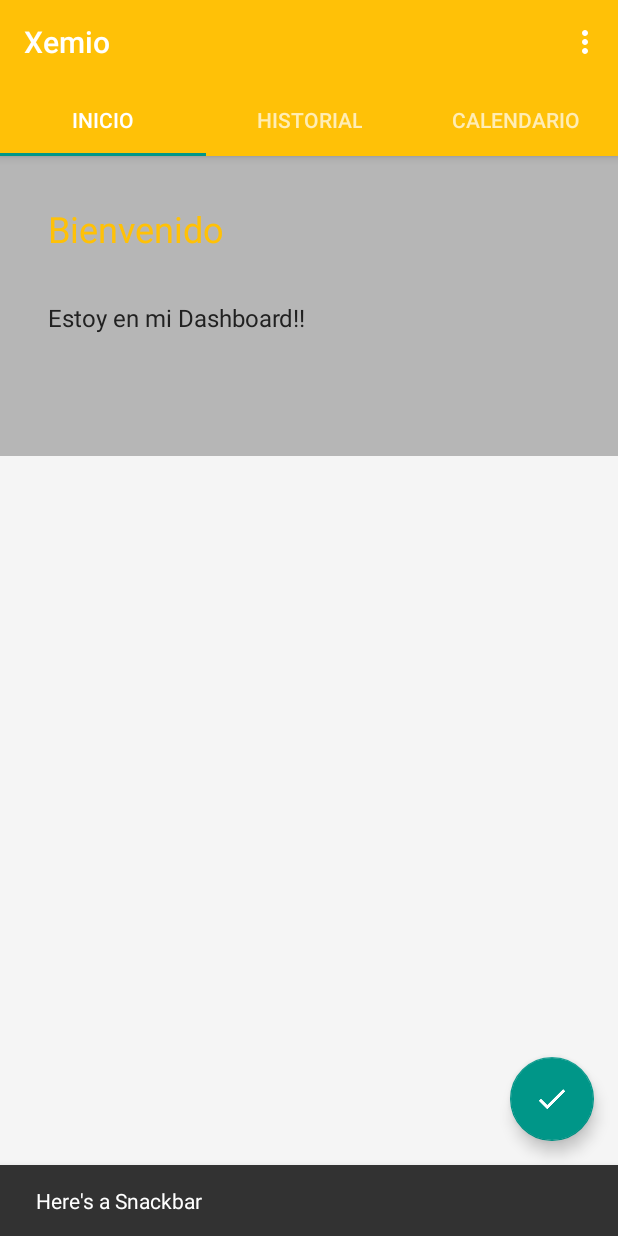
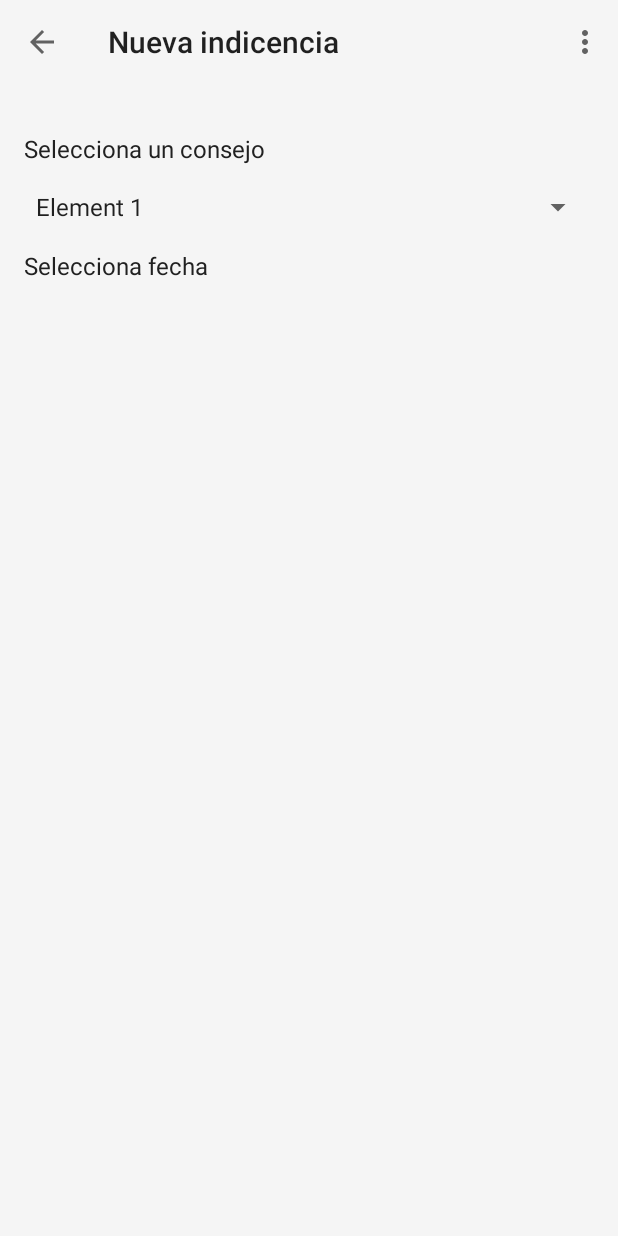
Before and after one commit to mresti/Xemio-App, an Android app: the DashboardActivity screen opened directly, with no data from a screen before it, after a tap on an icon or button, on a phone screen of 412 x 824 dp. Run offline under Robolectric (Android 15) with nearby library versions, the phone set to English and light mode, and no system bars; our stand-ins replace ButterKnife.

Commit message:
Added incidence screen

```diff
--- a/app/src/main/AndroidManifest.xml
+++ b/app/src/main/AndroidManifest.xml
@@ -65,6 +65,10 @@
             android:theme="@style/Theme.Xemio">
         </activity>
 
+        <activity
+            android:name="es.mresti.xemio.app.view.activity.IncidenceActivity">
+        </activity>
+
     </application>
 
 </manifest>
--- a/app/src/main/java/es/mresti/xemio/app/navigation/Navigator.java
+++ b/app/src/main/java/es/mresti/xemio/app/navigation/Navigator.java
@@ -7,6 +7,7 @@ import es.mresti.xemio.app.view.activity.CancerActivity;
 import es.mresti.xemio.app.view.activity.ChemotherapyActivity;
 import es.mresti.xemio.app.view.activity.DashboardActivity;
 import es.mresti.xemio.app.view.activity.ExtraActivity;
+import es.mresti.xemio.app.view.activity.IncidenceActivity;
 import es.mresti.xemio.app.view.activity.LogInActivity;
 import es.mresti.xemio.app.view.activity.LogUpActivity;
 import es.mresti.xemio.app.view.activity.VerifiedActivity;
@@ -117,4 +118,16 @@ public class Navigator {
       context.startActivity(intentToLaunch);
     }
   }
+
+  /**
+   * Goes to the new incidence screen.
+   *
+   * @param context A Context needed to open the destiny activity.
+   */
+  public void navigateToNewIncidence(Context context) {
+    if (context != null){
+      Intent intentToLaunch = IncidenceActivity.getCallingIntent(context);
+      context.startActivity(intentToLaunch);
+    }
+  }
 }
--- a/app/src/main/java/es/mresti/xemio/app/view/activity/DashboardActivity.java
+++ b/app/src/main/java/es/mresti/xemio/app/view/activity/DashboardActivity.java
@@ -9,12 +9,14 @@ import android.support.design.widget.Snackbar;
 import android.support.design.widget.TabLayout;
 import android.support.v4.view.ViewPager;
 import android.support.v7.widget.Toolbar;
+import android.util.Log;
 import android.view.Menu;
 import android.view.MenuItem;
 import android.view.View;
 
 import butterknife.ButterKnife;
 import butterknife.InjectView;
+import butterknife.OnClick;
 import es.mresti.xemio.R;
 import es.mresti.xemio.app.navigation.Navigator;
 import es.mresti.xemio.app.view.adapter.ViewPagerAdapter;
@@ -23,6 +25,8 @@ import es.mresti.xemio.app.view.fragment.HistoryTab;
 import es.mresti.xemio.app.view.fragment.CalendarTab;
 
 public class DashboardActivity extends BaseActivity {
+  private static final String mLOGTAG = "LogsAndroid";
+
   private Navigator mNavigator;
 
   @InjectView(R.id.toolbar) Toolbar mToolbar;
@@ -52,21 +56,34 @@ public class DashboardActivity extends BaseActivity {
   private void initialize() {
     this.mNavigator = new Navigator();
     setSupportActionBar(mToolbar);
+    Log.i(mLOGTAG, "estoy en el inicialize");
 
     if (mViewPager != null) {
       setupViewPager(mViewPager);
     }
 
+    /*
     fab.setOnClickListener(new View.OnClickListener() {
       @Override
       public void onClick(View view) {
         Snackbar.make(view, "Here's a Snackbar", Snackbar.LENGTH_LONG)
                 .setAction("Action", null).show();
       }
-    });
+    });*/
 
     mTabLayout.setupWithViewPager(mViewPager);
   }
+
+  /**
+   * Goes to the dashboard screen.
+   */
+  @OnClick(R.id.fab)
+  void navigateToIncidence() {
+    Log.e(mLOGTAG, "Estoy en navigatetoincidence");
+    this.mNavigator.navigateToNewIncidence(this);
+  }
+
+
 
   @Override
   public boolean onCreateOptionsMenu(Menu menu) {
--- /dev/null
+++ b/app/src/main/java/es/mresti/xemio/app/view/activity/IncidenceActivity.java
@@ -0,0 +1,78 @@
+package es.mresti.xemio.app.view.activity;
+
+import android.content.Context;
+import android.content.Intent;
+import android.os.Bundle;
+import android.support.v7.app.AlertDialog;
+import android.support.v7.widget.Toolbar;
+import android.util.Log;
+import android.view.Menu;
+import android.view.MenuItem;
+import android.widget.TextView;
+import butterknife.InjectView;
+import butterknife.OnClick;
+import es.mresti.xemio.R;
+
+public class IncidenceActivity extends BaseActivity{
+
+  private String EXTRA_NAME;
+
+  @InjectView(R.id.datepicker) TextView mDateTextView;
+
+  public static Intent getCallingIntent(Context context) {
+    return new Intent(context, IncidenceActivity.class);
+  }
+
+  @Override
+  public void onCreate(Bundle savedInstanceState) {
+    super.onCreate(savedInstanceState);
+    setContentView(R.layout.activity_incidence);
+
+    EXTRA_NAME = (String) getText(R.string.new_incidence);
+
+    final Toolbar toolbar = (Toolbar) findViewById(R.id.toolbar);
+    setSupportActionBar(toolbar);
+    getSupportActionBar().setTitle(EXTRA_NAME);
+    getSupportActionBar().setDisplayHomeAsUpEnabled(true);
+  }
+
+  /**
+   * Goes to the datepicker dialog.
+   */
+  @OnClick(R.id.datepicker)
+  void setDate() {
+    Log.e("Disfruto ", "Estoy en onclick");
+    AlertDialog.Builder builder =
+        new AlertDialog.Builder(this);
+    builder.setTitle("Dialog");
+    builder.setMessage("Lorem ipsum dolor ....");
+    builder.setPositiveButton("OK", null);
+    builder.setNegativeButton("Cancel", null);
+    builder.show();
+  }
+
+  @Override
+  public boolean onCreateOptionsMenu(Menu menu) {
+    // Inflate the menu; this adds items to the action bar if it is present.
+    getMenuInflater().inflate(R.menu.menu_main, menu);
+    return true;
+  }
+
+  @Override
+  public boolean onOptionsItemSelected(MenuItem item) {
+    // Handle action bar item clicks here. The action bar will
+    // automatically handle clicks on the Home/Up button, so long
+    // as you specify a parent activity in AndroidManifest.xml.
+    int id = item.getItemId();
+
+    if(id == android.R.id.home){
+      finish();
+    }
+
+    //noinspection SimplifiableIfStatement
+    if (id == R.id.action_settings) {
+      return true;
+    }
+    return super.onOptionsItemSelected(item);
+  }
+}
--- /dev/null
+++ b/app/src/main/res/layout/activity_incidence.xml
@@ -0,0 +1,50 @@
+<?xml version="1.0" encoding="utf-8"?>
+<LinearLayout xmlns:android="http://schemas.android.com/apk/res/android"
+    xmlns:app="http://schemas.android.com/apk/res-auto"
+    android:layout_height="match_parent"
+    android:orientation="vertical"
+    android:layout_width="match_parent">
+
+    <android.support.v7.widget.Toolbar
+        android:id="@+id/toolbar"
+        android:layout_width="match_parent"
+        android:layout_height="?attr/actionBarSize"
+        app:popupTheme="@style/ThemeOverlay.AppCompat.Light"/>
+
+    <LinearLayout
+        android:layout_width="match_parent"
+        android:layout_height="match_parent"
+        android:orientation="vertical"
+        android:layout_margin="16dp"
+        android:layout_marginTop="100dp">
+
+
+        <TextView
+            android:layout_width="wrap_content"
+            android:layout_height="wrap_content"
+            android:text="@string/activity_user_type_advice_text"
+            android:paddingTop="16dp"
+            android:paddingBottom="16dp"
+            android:textColor="@color/ColorPrimaryText"
+            android:textSize="16sp"/>
+
+        <Spinner
+            android:id="@+id/spinner1"
+            android:layout_width="match_parent"
+            android:layout_height="wrap_content"
+            android:entries="@array/element_arrays"
+            android:prompt="@string/element_prompt" />
+
+        <TextView
+            android:id="@+id/datepicker"
+            android:layout_width="wrap_content"
+            android:layout_height="wrap_content"
+            android:text="Selecciona fecha"
+            android:clickable="true"
+            android:paddingTop="16dp"
+            android:paddingBottom="16dp"
+            android:textColor="@color/ColorPrimaryText"
+            android:textSize="16sp"/>
+
+    </LinearLayout>
+</LinearLayout>
--- a/app/src/main/res/values/strings.xml
+++ b/app/src/main/res/values/strings.xml
@@ -23,12 +23,15 @@
     <string name="activity_user_verified_text">Gracias, estás verificado.</string>
     <string name="activity_user_type_cancer_text">Selecciona su tipo de cáncer</string>
     <string name="activity_user_type_chemotherapy_text">Selecciona su tipo de quimioterapia</string>
+    <string name="activity_user_type_advice_text">Selecciona un consejo</string>
 
 
     <string name="string_content_description">Non accessible view</string>
     <string name="element_prompt">Elige elemento</string>
 
     <string name="action_settings">Settings</string>
+
+    <string name="new_incidence">Nueva indicencia</string>
 
     // temp
     <string-array name="element_arrays">
```
